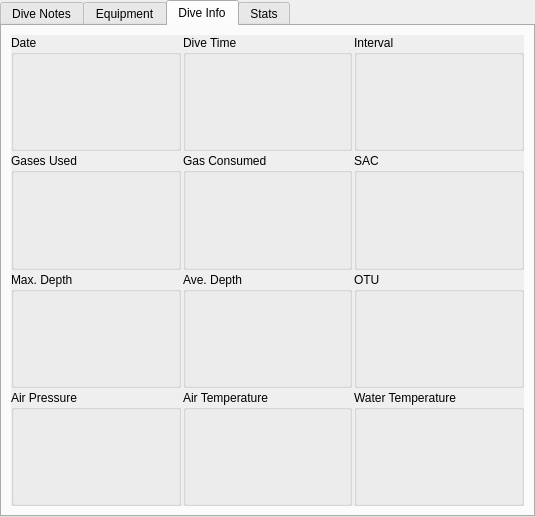
subsurface/subsurface, file qt-ui/maintab.ui: the form before one commit.
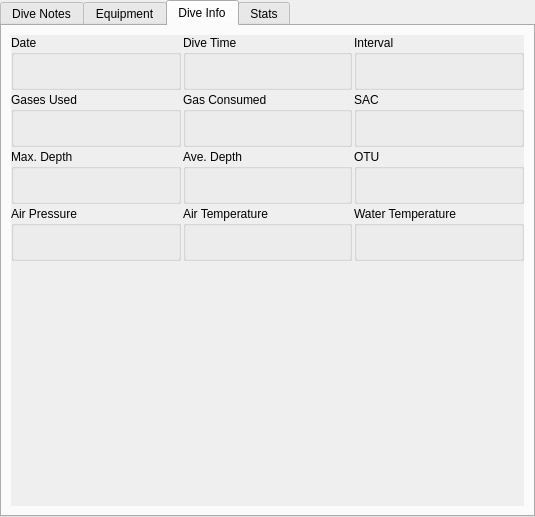
The form after the commit. The open tabs and pages were chosen to show the change. Custom widgets are drawn as their Qt base class.

Commit message:
Added a spacer at the bottom of the dive info and stats grids
Fixes #204

Diff of the .ui file:
```diff
--- a/qt-ui/maintab.ui
+++ b/qt-ui/maintab.ui
@@ -583,6 +583,22 @@
           </layout>
          </widget>
         </item>
+	<item row="4" column="0">
+	 <spacer>
+          <property name="orientation">
+           <enum>Qt::Vertical</enum>
+          </property>
+	  <property name="sizeType">
+	   <enum>QSizePolicy::Expanding</enum>
+	  </property>
+	  <property name="sizeHint" stdset="0">
+           <size>
+            <width>20</width>
+            <height>20</height>
+           </size>
+          </property>
+	 </spacer>
+       </item>
        </layout>
       </widget>
      </widget>
```
Left out of the diff: 16 changed lines with no effect on the pictures.
